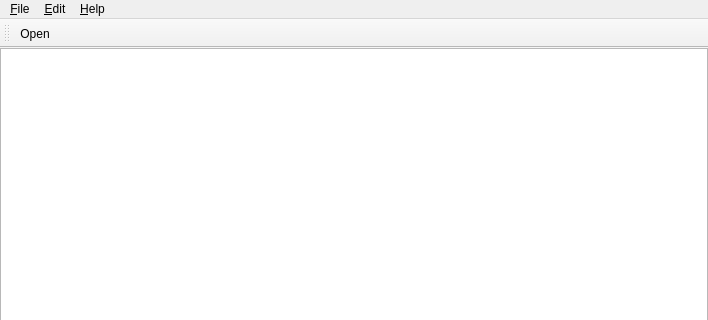
Qt form src/mainwindow.ui (ambiesoft/autosavememo) before a commit; both pictures show x 0 to 708 and y 0 to 320 of the 708 by 483 pixel window.
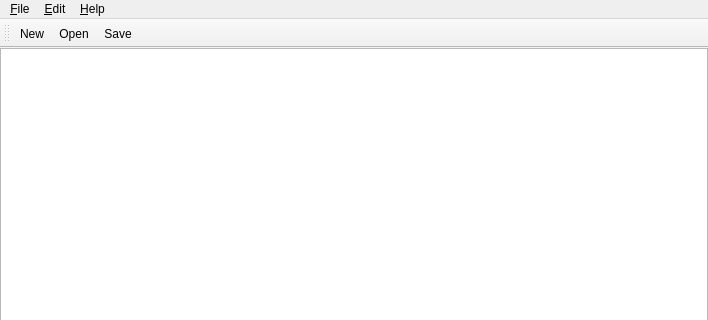
The same form after that commit.

```diff
--- a/src/mainwindow.ui
+++ b/src/mainwindow.ui
@@ -81,7 +81,9 @@
    <attribute name="toolBarBreak">
     <bool>false</bool>
    </attribute>
+   <addaction name="action_New"/>
    <addaction name="action_Open"/>
+   <addaction name="action_Save"/>
   </widget>
   <widget class="QStatusBar" name="statusBar"/>
   <action name="action_New">
```
Left out of the diff: 2 changed lines with no effect on the pictures.
